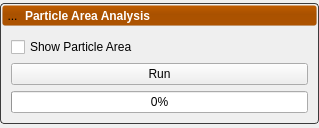
Above: Studio/Analysis/ParticleAreaPanel.ui from SCIInstitute/ShapeWorks before the change. Below: the same form after it.
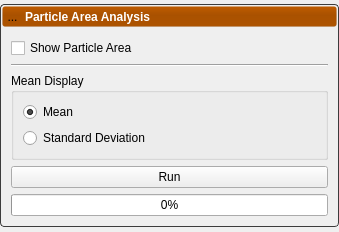
That is the form after the change. Icons and pictures are not drawn.

Commit message: Display particle areas on samples

```diff
--- a/Studio/Analysis/ParticleAreaPanel.ui
+++ b/Studio/Analysis/ParticleAreaPanel.ui
@@ -6,8 +6,8 @@
    <rect>
     <x>0</x>
     <y>0</y>
-    <width>319</width>
-    <height>128</height>
+    <width>339</width>
+    <height>232</height>
    </rect>
   </property>
   <property name="sizePolicy">
@@ -204,7 +204,33 @@
       <item>
        <widget class="QWidget" name="content" native="true">
         <layout class="QGridLayout" name="gridLayout_19">
-         <item row="3" column="0" colspan="2">
+         <item row="2" column="0" colspan="2">
+          <widget class="QGroupBox" name="groupBox">
+           <property name="title">
+            <string>Mean Display</string>
+           </property>
+           <layout class="QGridLayout" name="gridLayout">
+            <item row="0" column="0">
+             <widget class="QRadioButton" name="mean_radio">
+              <property name="text">
+               <string>Mean</string>
+              </property>
+              <property name="checked">
+               <bool>true</bool>
+              </property>
+             </widget>
+            </item>
+            <item row="1" column="0">
+             <widget class="QRadioButton" name="stddev_radio">
+              <property name="text">
+               <string>Standard Deviation</string>
+              </property>
+             </widget>
+            </item>
+           </layout>
+          </widget>
+         </item>
+         <item row="4" column="0" colspan="2">
           <widget class="QProgressBar" name="progress">
            <property name="sizePolicy">
             <sizepolicy hsizetype="Preferred" vsizetype="Fixed">
@@ -224,7 +250,7 @@
            </property>
           </widget>
          </item>
-         <item row="2" column="0" colspan="2">
+         <item row="3" column="0" colspan="2">
           <widget class="QPushButton" name="run_button">
            <property name="enabled">
             <bool>true</bool>
@@ -234,6 +260,13 @@
            </property>
           </widget>
          </item>
+         <item row="1" column="0" colspan="2">
+          <widget class="Line" name="line">
+           <property name="orientation">
+            <enum>Qt::Horizontal</enum>
+           </property>
+          </widget>
+         </item>
         </layout>
        </widget>
       </item>
```
The commit also changes 7 other files.
